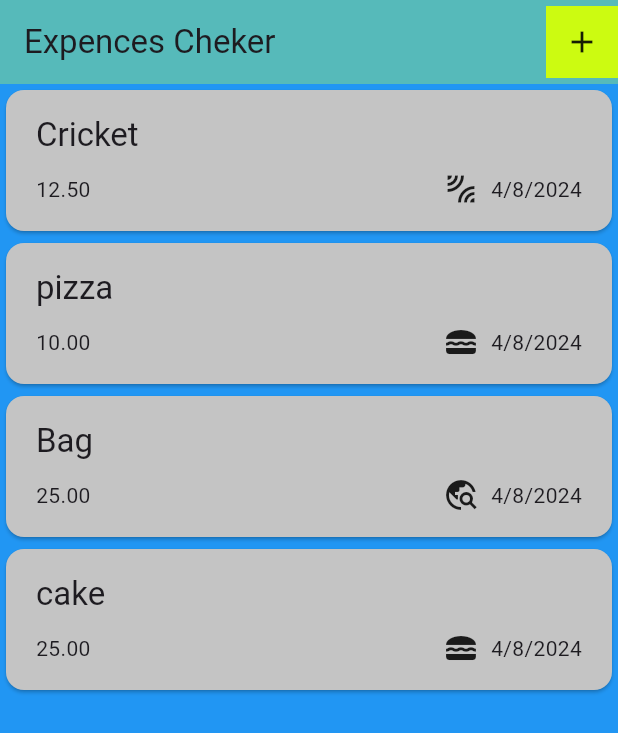
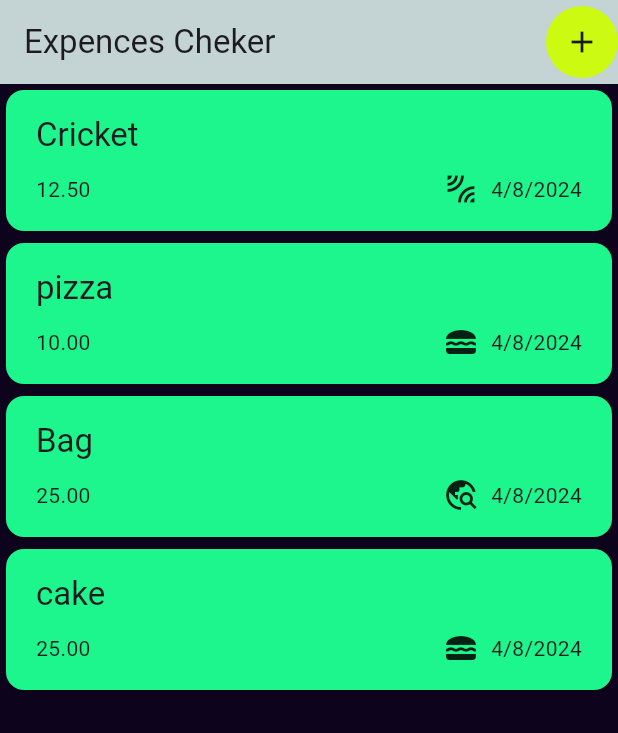
Before and after one commit to hansikashama01/calc_test, a Flutter app: the screen it shows after launch, on a phone screen of 412 x 824 dp. Shown: the top 733 px of the screen. Run offline on Flutter 3.47's test engine with Material 3 defaults, Android fonts, the phone set to English and light mode, and no system bars.

Commit message:
container round appbar

```diff
--- a/my_1st_app/lib/pages/expences.dart
+++ b/my_1st_app/lib/pages/expences.dart
@@ -36,15 +36,22 @@ class _ExpencesState extends State<Expences> {
   @override
   Widget build(BuildContext context) {
     return Scaffold(
-       backgroundColor: Colors.blue,
+       backgroundColor: Color.fromARGB(255, 14, 3, 29),
       appBar: AppBar(
+
         title:const Text("Expences Cheker"),
-        backgroundColor: Color.fromARGB(255, 86, 186, 186),
+        backgroundColor: Color.fromARGB(255, 196, 211, 211),
         actions: [
         Container(
-          color: Color.fromARGB(255, 204, 251, 17),
+           decoration: BoxDecoration(
+            borderRadius: BorderRadius.circular(50),
+
+
+          color: Color.fromARGB(255, 204, 251, 17),),
+
           child: IconButton(
             onPressed:_openAddExpencesOverlay,
+
            icon: Icon(
             Icons.add,
             color: Color.fromARGB(255, 21, 28, 3),
--- a/my_1st_app/lib/widgets/expence_tile.dart
+++ b/my_1st_app/lib/widgets/expence_tile.dart
@@ -9,7 +9,7 @@ final ExpenceModel expence;
   @override
   Widget build(BuildContext context) {
     return   Card(
-                  color: Color.fromARGB(255, 196, 196, 196),
+                  color: const Color.fromARGB(255, 29, 246, 141),
                   child: Padding(
                     padding: const EdgeInsets.symmetric(
                       vertical: 16,
```
